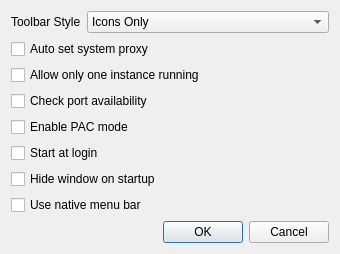
Trojan-Qt5/Trojan-Qt5, file ui/settingsdialog.ui: the form before one commit.
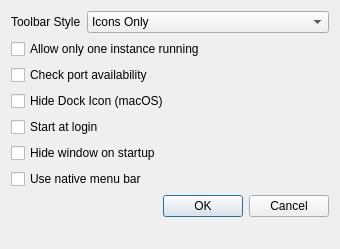
The form after the commit.

Patch:
```diff
--- a/ui/settingsdialog.ui
+++ b/ui/settingsdialog.ui
@@ -7,23 +7,13 @@
     <x>0</x>
     <y>0</y>
     <width>340</width>
-    <height>221</height>
+    <height>249</height>
    </rect>
   </property>
   <property name="windowTitle">
    <string>General Settings</string>
   </property>
   <layout class="QFormLayout" name="formLayout">
-   <item row="9" column="0" colspan="2">
-    <widget class="QDialogButtonBox" name="buttonBox">
-     <property name="orientation">
-      <enum>Qt::Horizontal</enum>
-     </property>
-     <property name="standardButtons">
-      <set>QDialogButtonBox::Cancel|QDialogButtonBox::Ok</set>
-     </property>
-    </widget>
-   </item>
    <item row="1" column="0">
     <widget class="QLabel" name="toolbarStyleLabel">
      <property name="text">
@@ -67,48 +57,41 @@
     </widget>
    </item>
    <item row="2" column="0" colspan="2">
-    <widget class="QCheckBox" name="autoSetSystemProxyCheckBox">
-     <property name="text">
-      <string>Auto set system proxy</string>
-     </property>
-    </widget>
-   </item>
-   <item row="3" column="0" colspan="2">
     <widget class="QCheckBox" name="oneInstanceCheckBox">
      <property name="text">
       <string>Allow only one instance running</string>
      </property>
     </widget>
    </item>
-   <item row="4" column="0" colspan="2">
+   <item row="3" column="0" colspan="2">
     <widget class="QCheckBox" name="availabilityCheckBox">
      <property name="text">
       <string>Check port availability</string>
      </property>
     </widget>
    </item>
+   <item row="4" column="0" colspan="2">
+    <widget class="QCheckBox" name="hideDockIconCheckBox">
+     <property name="text">
+      <string>Hide Dock Icon (macOS)</string>
+     </property>
+    </widget>
+   </item>
    <item row="5" column="0" colspan="2">
-    <widget class="QCheckBox" name="enablePACModeCheckBox">
-     <property name="text">
-      <string>Enable PAC mode</string>
-     </property>
-    </widget>
-   </item>
-   <item row="6" column="0" colspan="2">
     <widget class="QCheckBox" name="startAtLoginCheckbox">
      <property name="text">
       <string>Start at login</string>
      </property>
     </widget>
    </item>
-   <item row="7" column="0" colspan="2">
+   <item row="6" column="0" colspan="2">
     <widget class="QCheckBox" name="hideCheckBox">
      <property name="text">
       <string>Hide window on startup</string>
      </property>
     </widget>
    </item>
-   <item row="8" column="0" colspan="2">
+   <item row="7" column="0" colspan="2">
     <widget class="QCheckBox" name="nativeMenuBarCheckBox">
      <property name="toolTip">
       <string>Need to restart the application for this change to take effect</string>
@@ -118,6 +101,16 @@
      </property>
     </widget>
    </item>
+   <item row="8" column="0" colspan="2">
+    <widget class="QDialogButtonBox" name="buttonBox">
+     <property name="orientation">
+      <enum>Qt::Horizontal</enum>
+     </property>
+     <property name="standardButtons">
+      <set>QDialogButtonBox::Cancel|QDialogButtonBox::Ok</set>
+     </property>
+    </widget>
+   </item>
   </layout>
  </widget>
  <resources/>
```
